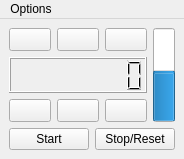
The window that timer.ui (russauld/Timer) describes before a commit, drawn with Qt 5.
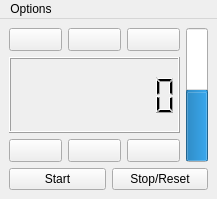
The same window after the commit. Icons and pictures are not drawn.

Commit message: Fixed some incorrect comments that were preventing compilation. Some of the changes are just file mode changes. Also added a new menu item called "Count Up" that allows one to control the direction of counting. Logic was altered to make use of this and to provide a count-up timer.

What changed in the file:
```diff
--- a/timer.ui
+++ b/timer.ui
@@ -6,8 +6,8 @@
    <rect>
     <x>0</x>
     <y>0</y>
-    <width>176</width>
-    <height>159</height>
+    <width>217</width>
+    <height>199</height>
    </rect>
   </property>
   <property name="windowTitle">
@@ -203,8 +203,8 @@
     <rect>
      <x>0</x>
      <y>0</y>
-     <width>176</width>
-     <height>21</height>
+     <width>217</width>
+     <height>26</height>
     </rect>
    </property>
    <widget class="QMenu" name="menuOption">
```
Left out of the diff: 12 changed lines with no effect on the pictures. The commit also changes 9 other files.
